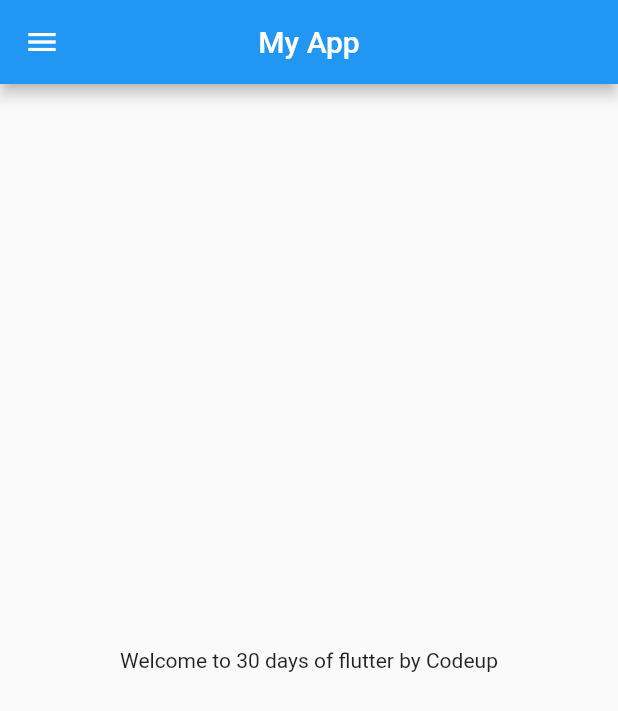
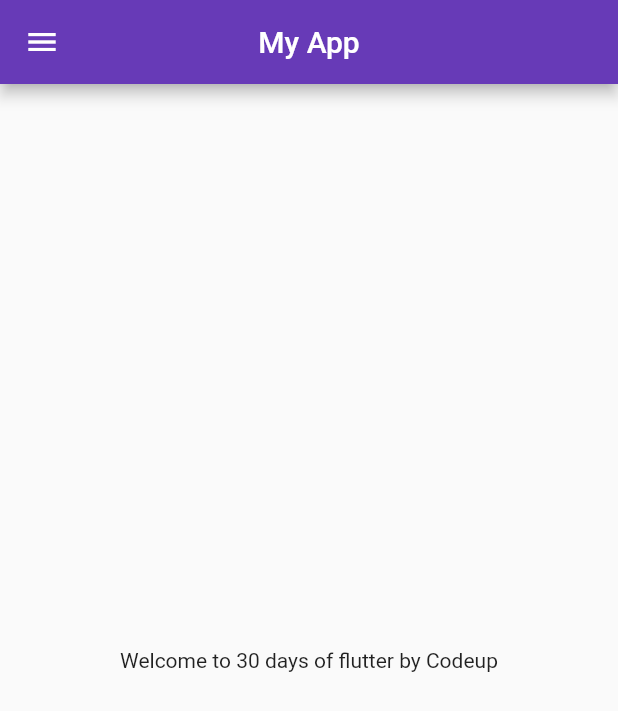
Before and after one commit to Moizasif/flutter-catalogue, a Flutter app: the screen it shows after launch, on a phone screen of 412 x 824 dp. Shown: the top 711 px of the screen. Run offline on Flutter 3.47's test engine with Material 2 defaults, Android fonts, the phone set to English and light mode, and no system bars.

Commit message:
Function,Classes,Routes,Themes and Text

```diff
--- a/lib/main.dart
+++ b/lib/main.dart
@@ -1,5 +1,6 @@
 import 'package:flutter/material.dart';
-import 'package:flutter_catalogue/home_page.dart';
+import 'pages/login_page.dart';
+import 'pages/home_page.dart';
 
 void main() {
   runApp(const MyApp());
@@ -10,8 +11,18 @@ class MyApp extends StatelessWidget {
 
   @override
   Widget build(BuildContext context) {
-    return const MaterialApp(
-      home: HomePage(),
+    return MaterialApp(
+      //For Light theme
+      themeMode: ThemeMode.light,
+      theme: ThemeData(primarySwatch: Colors.deepPurple),
+      //For Dark theme
+      darkTheme: ThemeData(brightness: Brightness.dark),
+      initialRoute: "/home",
+      routes: {
+        "/": (context) => LoginPage(),
+        "/home": (context) => HomePage(),
+        "/login": (context) => LoginPage()
+      },
     );
   }
 }
--- a/lib/home_page.dart
+++ b/lib/pages/home_page.dart
@@ -1,8 +1,7 @@
 import 'package:flutter/material.dart';
 
+// ignore: use_key_in_widget_constructors
 class HomePage extends StatelessWidget {
-  const HomePage({Key? key}) : super(key: key);
-
   @override
   Widget build(BuildContext context) {
     const int days = 30;
```
Also changed, not shown: lib/pages/login_page.dart (added, +17 -0 lines).
